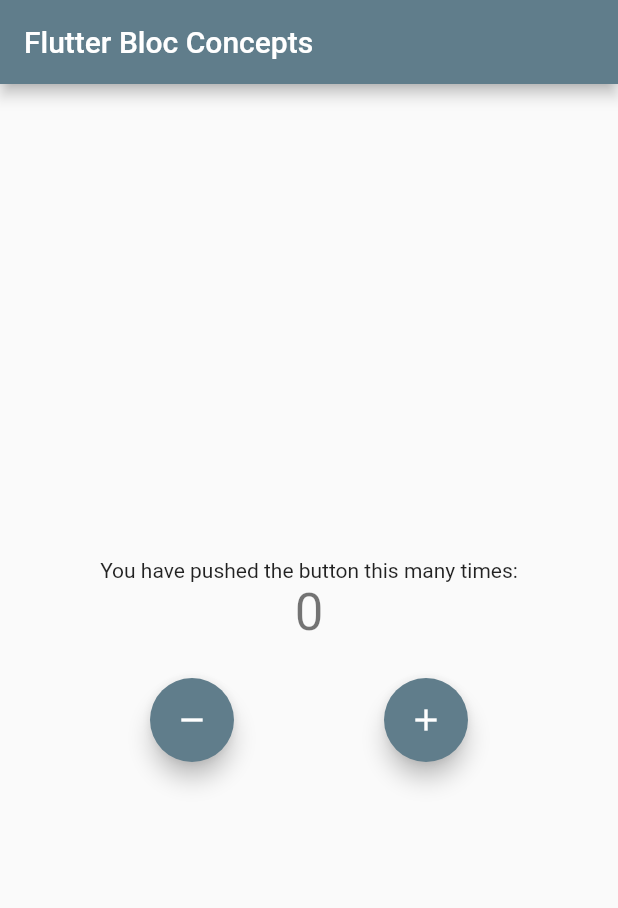
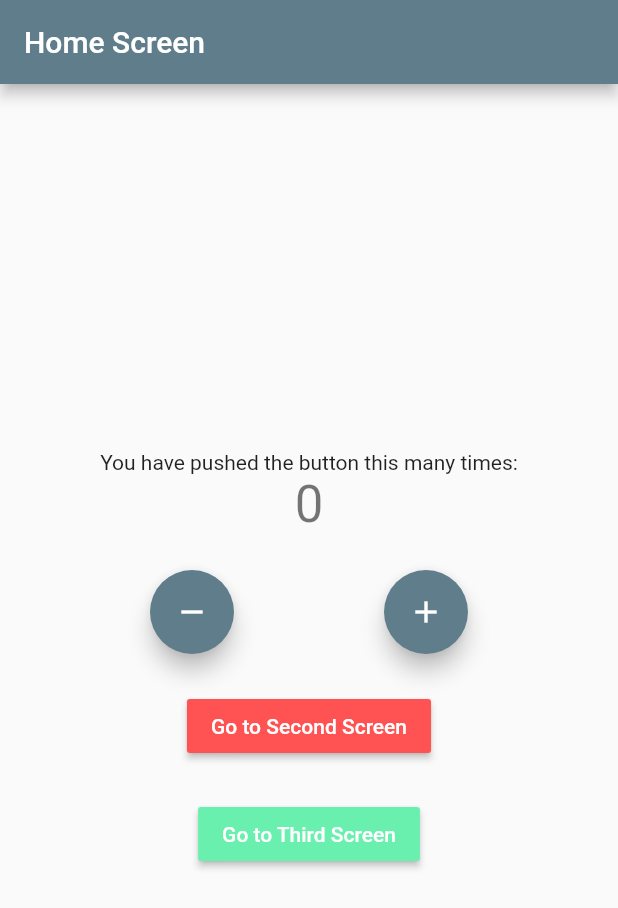
Before and after one commit to dxps/flutter_playground, a Flutter app: the screen it shows after launch, on a phone screen of 412 x 824 dp. Shown: the top 908 px of the screen. Run offline on Flutter 3.47's test engine with Material 2 defaults, Android fonts, the phone set to English and light mode, and no system bars; our stand-ins replace bloc, equatable, file, flutter_bloc, geolocator, get_it and 5 more; missing offline and left inert: angel_configuration, angel_framework, angel_http_exception, angel_jael, angel_migration, angel_model and 7 more; accounts and stored records are empty.

Commit message:
flutter_bloc_concepts | Global routes and access to cubit (from any screen)

```diff
--- a/flutter_bloc_concepts/lib/main.dart
+++ b/flutter_bloc_concepts/lib/main.dart
@@ -1,82 +1,25 @@
 import 'package:flutter/material.dart';
 import 'package:flutter_bloc/flutter_bloc.dart';
-import 'package:flutter_bloc_concepts/cubit/counter_cubit.dart';
+import 'package:flutter_bloc_concepts/logic/cubit/counter_cubit.dart';
+import 'package:flutter_bloc_concepts/presentation/router/app_router.dart';
 
 void main() {
   runApp(MyApp());
 }
 
 class MyApp extends StatelessWidget {
+  final AppRouter _appRouter = AppRouter();
+
   @override
   Widget build(BuildContext context) {
-    return MaterialApp(
-      debugShowCheckedModeBanner: false,
-      title: 'Flutter Bloc Concepts',
-      theme: ThemeData(primarySwatch: Colors.blueGrey, visualDensity: VisualDensity.adaptivePlatformDensity),
-      home: BlocProvider<CounterCubit>(
-        create: (context) => CounterCubit(),
-        child: MyHomePage(title: 'Flutter Bloc Concepts'),
+    return BlocProvider<CounterCubit>(
+      create: (context) => CounterCubit(),
+      child: MaterialApp(
+        debugShowCheckedModeBanner: false,
+        title: 'Flutter Bloc Concepts',
+        theme: ThemeData(primarySwatch: Colors.blueGrey, visualDensity: VisualDensity.adaptivePlatformDensity),
+        onGenerateRoute: _appRouter.onGeneratedRoute,
       ),
     );
   }
 }
-
-class MyHomePage extends StatefulWidget {
-  MyHomePage({Key? key, required this.title}) : super(key: key);
-
-  final String title;
-
-  @override
-  _MyHomePageState createState() => _MyHomePageState();
-}
-
-class _MyHomePageState extends State<MyHomePage> {
-  @override
-  Widget build(BuildContext context) {
-    return Scaffold(
-      appBar: AppBar(
-        title: Text(widget.title),
-      ),
-      body: Center(
-        child: Column(
-          mainAxisAlignment: MainAxisAlignment.center,
-          children: <Widget>[
-            Text(
-              'You have pushed the button this many times:',
-            ),
-            BlocConsumer<CounterCubit, CounterState>(
-              builder: (context, state) {
-                return Text(state.counterValue.toString(), style: Theme.of(context).textTheme.headline4);
-              },
-              listener: (context, state) {
-                if (state.wasIncremented) {
-                  ScaffoldMessenger.of(context).showSnackBar(
-                    SnackBar(content: Text('Incremented!'), duration: Duration(milliseconds: 300)),
-                  );
-                }
-              },
-            ),
-            SizedBox(height: 24),
-            Row(
-              mainAxisAlignment: MainAxisAlignment.spaceEvenly,
-              children: [
-                FloatingActionButton(
-                    onPressed: () {
-                      BlocProvider.of<CounterCubit>(context).decrement();
-                    },
-                    tooltip: 'Decrement',
-                    child: Icon(Icons.remove)),
-                FloatingActionButton(
-                    onPressed: () {
-                      BlocProvider.of<CounterCubit>(context).increment();
-                    },
-                    tooltip: 'Increment',
-                    child: Icon(Icons.add)),
-              ],
-            ),
-          ],
-        ),
-      ),
-    );
-  }
-}
--- /dev/null
+++ b/flutter_bloc_concepts/lib/presentation/router/app_router.dart
@@ -0,0 +1,45 @@
+import 'package:flutter/material.dart';
+import 'package:flutter_bloc_concepts/presentation/screens/home_screen.dart';
+import 'package:flutter_bloc_concepts/presentation/screens/second_screen.dart';
+import 'package:flutter_bloc_concepts/presentation/screens/third_screen.dart';
+
+class AppRouter {
+  Route onGeneratedRoute(RouteSettings settings) {
+    debugPrint("onGeneratedRoute > settings name=${settings.name} arguments=${settings.arguments}");
+
+    // settings.arguments is null initially and when going to 3rd screen.
+    final GlobalKey<ScaffoldState> key =
+        (settings.arguments == null) ? GlobalKey<ScaffoldState>() : settings.arguments! as GlobalKey<ScaffoldState>;
+
+    switch (settings.name) {
+      case '/':
+        return _getHomeScreenRoute();
+
+      case '/second':
+        return MaterialPageRoute(
+          builder: (_) => SecondScreen(
+            title: "Second Screen",
+            color: Colors.redAccent,
+            homeScreenKey: key,
+          ),
+        );
+
+      case '/third':
+        return MaterialPageRoute(
+          builder: (_) => ThirdScreen(
+            title: "Third Screen",
+            color: Colors.greenAccent,
+          ),
+        );
+
+      default:
+        return _getHomeScreenRoute();
+    }
+  }
+
+  Route _getHomeScreenRoute() {
+    return MaterialPageRoute(
+      builder: (_) => HomeScreen(title: "Home Screen", color: Colors.blueAccent),
+    );
+  }
+}
--- /dev/null
+++ b/flutter_bloc_concepts/lib/presentation/screens/home_screen.dart
@@ -0,0 +1,94 @@
+import 'package:flutter_bloc/flutter_bloc.dart';
+import 'package:flutter_bloc_concepts/logic/cubit/counter_cubit.dart';
+import 'package:flutter/material.dart';
+
+class HomeScreen extends StatefulWidget {
+  HomeScreen({Key? key, required this.title, required this.color}) : super(key: key);
+
+  final String title;
+  final Color color;
+
+  @override
+  _HomeScreenState createState() => _HomeScreenState();
+}
+
+class _HomeScreenState extends State<HomeScreen> {
+  GlobalKey<ScaffoldState> homeScreenKey = GlobalKey<ScaffoldState>();
+
+  @override
+  Widget build(BuildContext context) {
+    return Scaffold(
+      appBar: AppBar(
+        title: Text(widget.title),
+      ),
+      body: Center(
+        child: Column(
+          mainAxisAlignment: MainAxisAlignment.center,
+          children: <Widget>[
+            Text(
+              'You have pushed the button this many times:',
+            ),
+            BlocConsumer<CounterCubit, CounterState>(
+              builder: (context, state) {
+                return Text(state.counterValue.toString(), style: Theme.of(context).textTheme.headline4);
+              },
+              listener: (context, state) {
+                if (state.wasIncremented) {
+                  ScaffoldMessenger.of(context).removeCurrentSnackBar();
+                  ScaffoldMessenger.of(context).showSnackBar(
+                    SnackBar(content: Text('Incremented!'), duration: Duration(milliseconds: 300)),
+                  );
+                }
+              },
+            ),
+            SizedBox(height: 24),
+            Row(
+              mainAxisAlignment: MainAxisAlignment.spaceEvenly,
+              children: [
+                FloatingActionButton(
+                    onPressed: () => BlocProvider.of<CounterCubit>(context).decrement(),
+                    heroTag: Text('${widget.title}'),
+                    tooltip: 'Decrement',
+                    child: Icon(Icons.remove)),
+                FloatingActionButton(
+                    onPressed: () => BlocProvider.of<CounterCubit>(context).increment(),
+                    heroTag: Text('${widget.title} 2nd'),
+                    tooltip: 'Increment',
+                    child: Icon(Icons.add)),
+              ],
+            ),
+            SizedBox(height: 24),
+            MaterialButton(
+              color: Colors.redAccent,
+              child: Text(
+                'Go to Second Screen',
+                style: TextStyle(color: Colors.white),
+              ),
+              onPressed: () {
+                Navigator.of(context).pushNamed(
+                  '/second',
+                  arguments: homeScreenKey,
+                );
+              },
+            ),
+            SizedBox(
+              height: 24,
+            ),
+            MaterialButton(
+              color: Colors.greenAccent,
+              child: Text(
+                'Go to Third Screen',
+                style: TextStyle(color: Colors.white),
+              ),
+              onPressed: () {
+                Navigator.of(context).pushNamed(
+                  '/third',
+                );
+              },
+            ),
+          ],
+        ),
+      ),
+    );
+  }
+}
```
Also changed, not shown: flutter_bloc_concepts/lib/presentation/screens/second_screen.dart (added, +115 -0 lines), flutter_bloc_concepts/lib/presentation/screens/third_screen.dart (added, +97 -0 lines), flutter_bloc_concepts/lib/logic/cubit/counter_cubit.dart (renamed from flutter_bloc_concepts/lib/cubit/counter_cubit.dart), flutter_bloc_concepts/lib/logic/cubit/counter_state.dart (renamed from flutter_bloc_concepts/lib/cubit/counter_state.dart), 1 other file.
